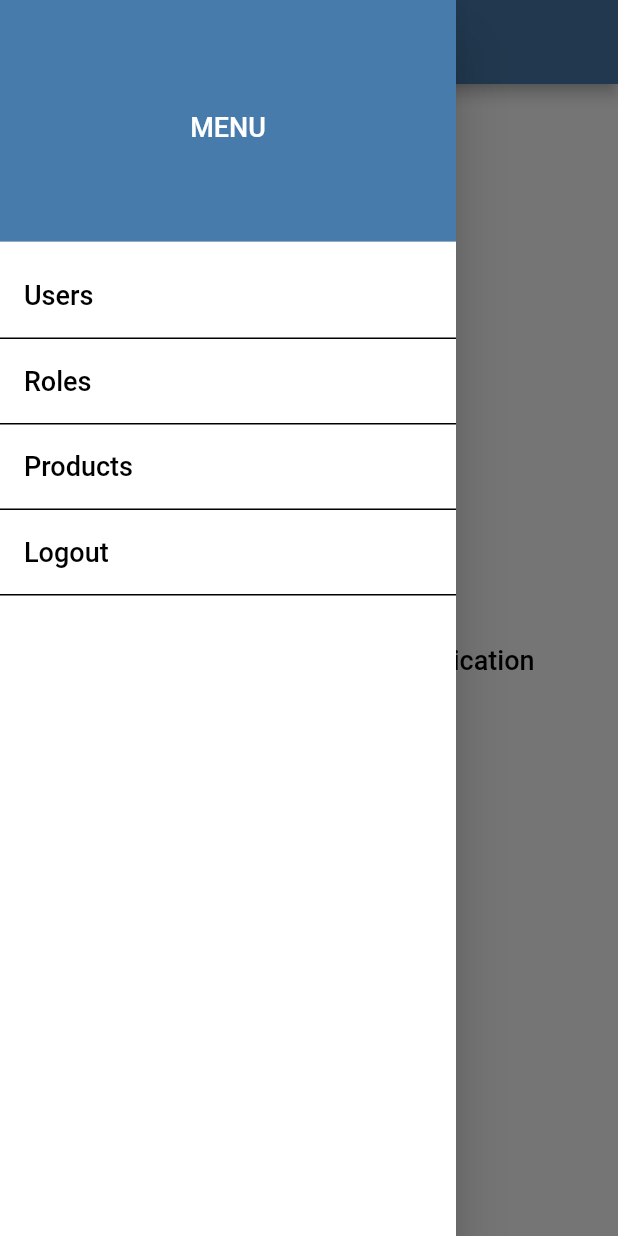
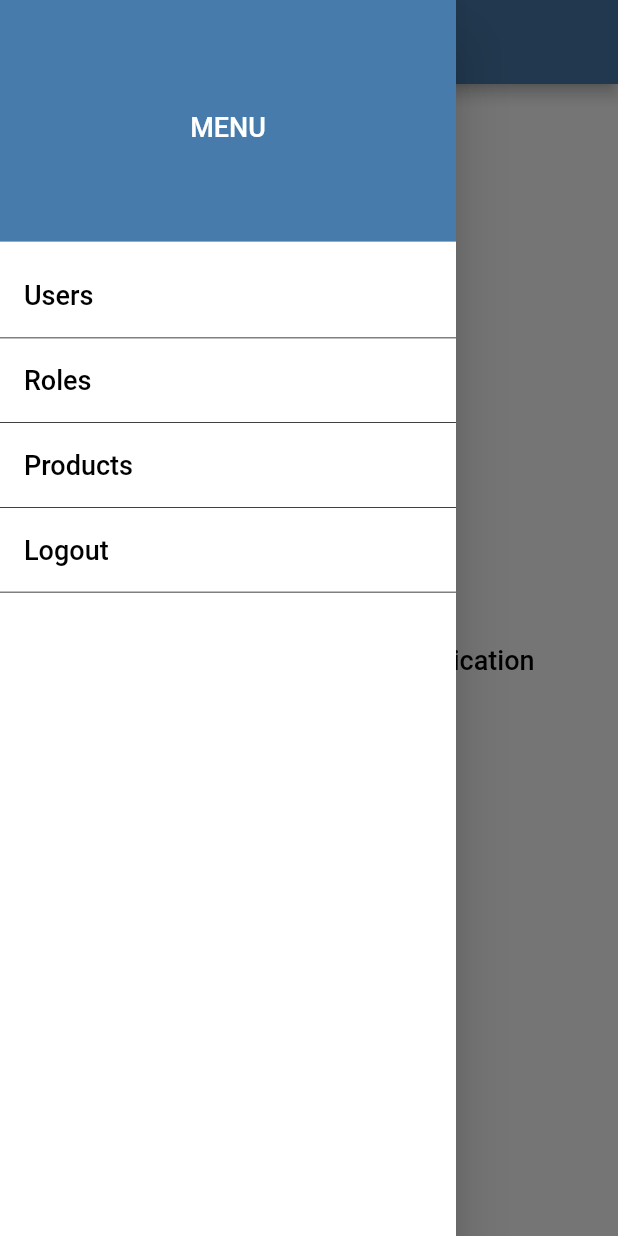
Before and after one commit to taras3189/daily-readings-admin-sdk, a Flutter app: the StatefulHomeWidget screen opened directly with empty values, with the side drawer open, on a phone screen of 412 x 824 dp. Run offline on Flutter 3.47's test engine with Material 2 defaults, Android fonts, the phone set to English and light mode, and no system bars; our stand-ins replace cloud_firestore, email_validator, firebase_auth, firebase_core, flutter_easyloading, flutter_secure_storage and 2 more; missing offline and left inert: http_interceptor; accounts and stored records are empty; Roboto replaces fonts that are missing (Roboto Condensed).

Commit message:
Home 02 commit

```diff
--- a/lib/main.dart
+++ b/lib/main.dart
@@ -28,13 +28,14 @@ void configLoading() {
 }
 
 class MyApp extends StatelessWidget {
-  const MyApp({super.key});
+  const MyApp({Key? key}) : super(key: key);
 
   @override
   Widget build(BuildContext context) {
     return GetMaterialApp(
       builder: EasyLoading.init(),
       title: 'Material App',
+      debugShowCheckedModeBanner: false,
       home:  const LoginScreen(
         errMsg: '',
       ),
--- a/lib/screens/home.dart
+++ b/lib/screens/home.dart
@@ -101,7 +101,7 @@ class _StatefulHomeWidget extends State<StatefulHomeWidget> {
                     // left: BorderSide(
                     //     width: 6.0, color: Color.fromARGB(255, 0, 0, 0)),
                     bottom: BorderSide(
-                        width: 1.0, color: Color.fromARGB(255, 0, 0, 0)),
+                        width: 0.5, color: Color.fromARGB(255, 0, 0, 0)),
                   ),
                 ),
                 child: ListTile(
@@ -131,7 +131,7 @@ class _StatefulHomeWidget extends State<StatefulHomeWidget> {
                     // left: BorderSide(
                     //     width: 6.0, color: Color.fromARGB(255, 0, 0, 0)),
                     bottom: BorderSide(
-                        width: 1.0, color: Color.fromARGB(255, 0, 0, 0)),
+                        width: 0.5, color: Color.fromARGB(255, 0, 0, 0)),
                   ),
                 ),
                 child: ListTile(
@@ -161,7 +161,7 @@ class _StatefulHomeWidget extends State<StatefulHomeWidget> {
                     // left: BorderSide(
                     //     width: 6.0, color: Color.fromARGB(255, 0, 0, 0)),
                     bottom: BorderSide(
-                        width: 1.0, color: Color.fromARGB(255, 0, 0, 0)),
+                        width: 0.5, color: Color.fromARGB(255, 0, 0, 0)),
                   ),
                 ),
                 child: ListTile(
@@ -191,7 +191,7 @@ class _StatefulHomeWidget extends State<StatefulHomeWidget> {
                     // left: BorderSide(
                     //     width: 6.0, color: Color.fromARGB(255, 0, 0, 0)),
                     bottom: BorderSide(
-                        width: 1.0, color: Color.fromARGB(255, 0, 0, 0)),
+                        width: 0.5, color: Color.fromARGB(255, 0, 0, 0)),
                   ),
                 ),
                 child: ListTile(
```
Also changed, not shown: pubspec.lock.
